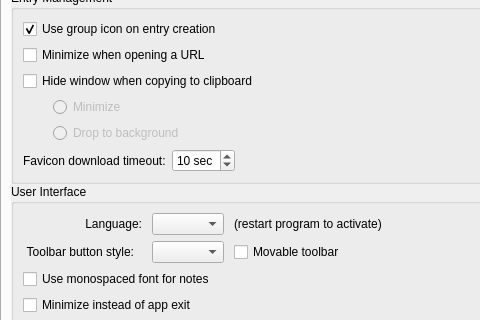
First picture: the form in src/gui/ApplicationSettingsWidgetGeneral.ui, repository keepassxreboot/keepassxc, before the edit; both pictures show x 0 to 480 and y 561 to 881 of the 605 by 968 pixel window.
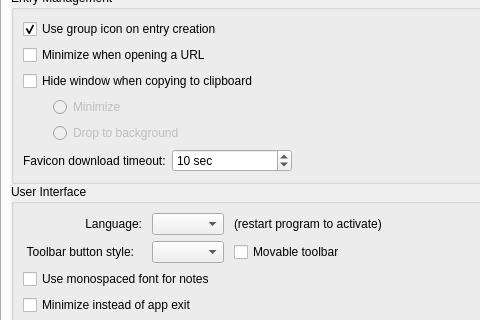
Second picture: the form after the edit. The open tabs and pages were chosen to show the change. Custom widgets are drawn as their Qt base class.

Commit message: Add minimum sizes for QSpinBox widgets

What changed in the file:
```diff
--- a/src/gui/ApplicationSettingsWidgetGeneral.ui
+++ b/src/gui/ApplicationSettingsWidgetGeneral.ui
@@ -57,9 +57,9 @@
           <property name="geometry">
            <rect>
             <x>0</x>
-            <y>0</y>
-            <width>664</width>
-            <height>1215</height>
+            <y>-133</y>
+            <width>564</width>
+            <height>1052</height>
            </rect>
           </property>
           <layout class="QVBoxLayout" name="verticalLayout_8">
@@ -500,6 +500,24 @@
                   <property name="enabled">
                    <bool>true</bool>
                   </property>
+                  <property name="sizePolicy">
+                   <sizepolicy hsizetype="Preferred" vsizetype="Fixed">
+                    <horstretch>0</horstretch>
+                    <verstretch>0</verstretch>
+                   </sizepolicy>
+                  </property>
+                  <property name="minimumSize">
+                   <size>
+                    <width>120</width>
+                    <height>0</height>
+                   </size>
+                  </property>
+                  <property name="baseSize">
+                   <size>
+                    <width>0</width>
+                    <height>0</height>
+                   </size>
+                  </property>
                   <property name="focusPolicy">
                    <enum>Qt::StrongFocus</enum>
                   </property>
```
Left out of the diff: 14 changed lines with no effect on the pictures. The commit also changes 7 other files.
